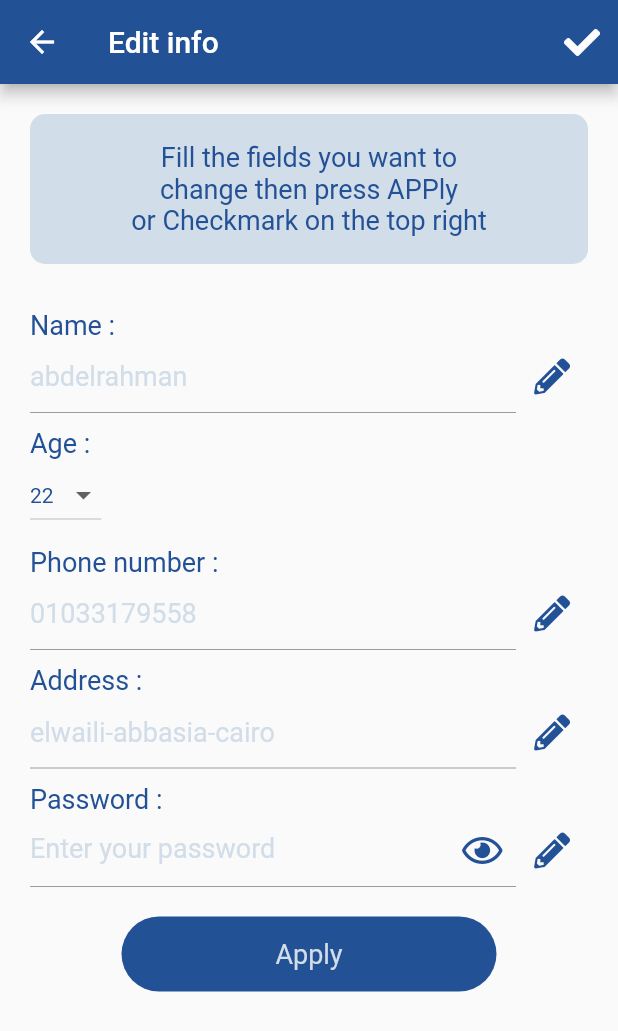
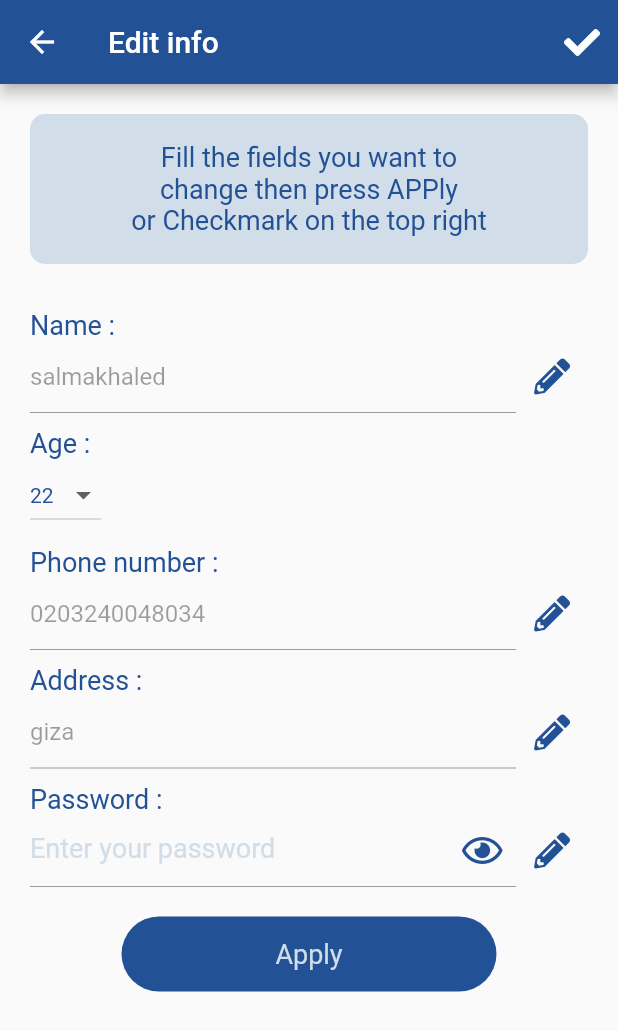
Before and after one commit to AbdelrahmanAshraf98/Software2-sprint2, a Flutter app: the UserUpdate screen opened directly, on a phone screen of 412 x 824 dp. Shown: the top 1031 px of the screen. Run offline on Flutter 3.47's test engine with Material 2 defaults, Android fonts, the phone set to English and light mode, and no system bars; our stand-ins replace cloud_firestore, firebase_auth, flutter_spinkit, font_awesome_flutter, rflutter_alert; missing offline and left inert: dart:ffi, flappy_search_bar; accounts and stored records are empty.

Commit message:
update version

```diff
--- a/lib/main.dart
+++ b/lib/main.dart
@@ -3,6 +3,7 @@ import 'package:pharmacyapp/cart.dart';
 import 'package:pharmacyapp/pharmacy_home.dart';
 import 'package:pharmacyapp/search_screen.dart';
 import 'package:pharmacyapp/signup.dart';
+import 'package:pharmacyapp/userupdate.dart';
 import 'package:pharmacyapp/welcome.dart';
 import 'DrugsList.dart';
 import 'customer.dart';
@@ -10,6 +11,7 @@ import 'addDrugs.dart';
 import 'test.dart';
 import 'userhome.dart';
 import 'pharmacy_home.dart';
+
 
 void main() => runApp(Main());
 
@@ -23,7 +25,7 @@ class Main extends StatelessWidget {
         primaryColor: Colors.blue[300],
         scaffoldBackgroundColor: Colors.red[20],
       ),
-      home: AddDrugs(),
+      home: UserUpdate(),
     );
   }
 }
--- a/lib/userclass.dart
+++ b/lib/userclass.dart
@@ -7,12 +7,14 @@ class Users {
   String userAge;
   String userPhone;
   String userType;
+  String userAddress;
 
   Users({this.userName,
          this.userEmail,
          this.userPassword,
          this.userType,
          this.userAge,
-         this.userPhone});
+         this.userPhone,
+         this.userAddress});
 
 }
--- a/lib/userupdate.dart
+++ b/lib/userupdate.dart
@@ -2,19 +2,66 @@ import 'package:flutter/cupertino.dart';
 import 'package:flutter/material.dart';
 import 'Constants.dart';
 import 'package:font_awesome_flutter/font_awesome_flutter.dart';
-
+import 'userclass.dart';
+import 'package:pharmacyapp/DatabaseConnection.dart';
+import 'package:cloud_firestore/cloud_firestore.dart';
+import 'userhome.dart';
 class UserUpdate extends StatefulWidget {
   @override
   _UserUpdateState createState() => _UserUpdateState();
 }
 
 class _UserUpdateState extends State<UserUpdate> {
-  String name = 'abdelrahman',
-      num = '01033179558',
-      location = 'elwaili-abbasia-cairo',
-      password = '982018';
+  Users user = new Users();
+  DocumentSnapshot _documentSnapshot;
+/**
+  String name = ,
+      num = null,
+      location = null,
+      password = null;
+**/
+
+  String name,num, location , password;
   bool eye = true, first = false, second = false, third = false,forth = false;
   int age = 22;
+
+  TextEditingController _usernameController = TextEditingController(text: 'salmakhaled' );
+  TextEditingController _addressController = TextEditingController(text :'giza');
+  TextEditingController _phoneController = TextEditingController(text: '0203240048034');
+  TextEditingController _passwordController = TextEditingController();
+   DocumentSnapshot _currentDocument;
+
+  List<DocumentSnapshot> document ;
+
+  //UserUpdate({this.documents});
+
+  GlobalKey _key = new GlobalKey() ;
+  _updateUsername() async{
+    Firestore db = new Firestore();
+    //_currentdocument.documentID
+    await db.collection('Users')
+        .document('u2KvQgG5KZUNDjdo8YY6')
+        .updateData({'username' : _usernameController.text});
+  }
+  _updateAddress() async{
+    Firestore db = new Firestore();
+    await db.collection('Users')
+        .document('u2KvQgG5KZUNDjdo8YY6')
+        .updateData({'address' : _addressController.text});
+  }
+  _updatePassword() async{
+    Firestore db = new Firestore();
+    await db.collection('Users')
+        .document('u2KvQgG5KZUNDjdo8YY6')
+        .updateData({'password' : _passwordController.text});
+  }
+  _updatePhone() async{
+    Firestore db = new Firestore();
+    await db.collection('Users')
+        .document('u2KvQgG5KZUNDjdo8YY6')
+        .updateData({'phone' : _phoneController.text});
+  }
+
 
   List<DropdownMenuItem<String>> d = [];
   DropdownButton<String> androidDropDown() {
@@ -32,7 +79,12 @@ class _UserUpdateState extends State<UserUpdate> {
     // TODO: implement initState
     super.initState();
     androidDropDown();
-  }
+    _usernameController.addListener(_updateUsername);
+    _addressController.addListener(_updateAddress);
+    _phoneController.addListener(_updatePhone);
+    _passwordController.addListener(_updatePassword);
+
+}
   @override
   Widget build(BuildContext context) {
     return Scaffold(
@@ -52,6 +104,7 @@ class _UserUpdateState extends State<UserUpdate> {
       body: Padding(
         padding: const EdgeInsets.all(20.0),
         child: ListView(
+          key: _key,
           children: <Widget>[
             Column(
               mainAxisAlignment: MainAxisAlignment.center,
@@ -80,29 +133,37 @@ class _UserUpdateState extends State<UserUpdate> {
                 Row(
                   children: <Widget>[
                   Expanded(
-                    child: TextField(
+                    child: TextFormField(
                       decoration: InputDecoration(
-                          hintText: name,
+                       //   hintText: _currentDocument.data['username'],
                           hintStyle: klabelStyle.copyWith(color: L_color),
                           focusedBorder: UnderlineInputBorder(
                               borderSide: BorderSide(color: P_color))),
 //                obscureText: true,
+                    // initialValue:,
+                      controller: _usernameController,
                       enabled: first,
+
                       onChanged: (value) {
-                        name = value;
+                        user.userName = value;
                       },
+
                     ),
                   ),
                   IconButton(
                     icon: Icon(FontAwesomeIcons.pencilAlt),
                     color: P_color,
                     onPressed: () {
+
                       setState(() {
                         if (first == true)
                           first = false;
                         else
                           first = true;
                       });
+                        _updateUsername();
+
+
                     },
                   ),
                 ],),
@@ -134,16 +195,17 @@ class _UserUpdateState extends State<UserUpdate> {
                 Row(
                   children: <Widget>[
                     Expanded(
-                      child: TextField(
+                      child: TextFormField(
+                        controller: _phoneController,
                         decoration: InputDecoration(
-                            hintText:num,
+                       //     hintText: _currentDocument.data['phone'],
                             hintStyle: klabelStyle.copyWith(color: L_color),
                             focusedBorder: UnderlineInputBorder(
                                 borderSide: BorderSide(color: P_color))),
 //                obscureText: true,
                         enabled: second,
                         onChanged: (value) {
-                          name = value;
+                          user.userPhone = value;
                         },
                       ),
                     ),
@@ -157,6 +219,7 @@ class _UserUpdateState extends State<UserUpdate> {
                           else
                             second = true;
                         });
+                        _updatePhone();
                       },
                     ),
                   ],),
@@ -170,16 +233,17 @@ class _UserUpdateState extends State<UserUpdate> {
                 Row(
                   children: <Widget>[
                     Expanded(
-                      child: TextField(
+                      child: TextFormField(
+                        controller: _addressController,
                         decoration: InputDecoration(
-                            hintText: location,
+                       //     hintText: _currentDocument.data['address'],
                             hintStyle: klabelStyle.copyWith(color: L_color),
                             focusedBorder: UnderlineInputBorder(
                                 borderSide: BorderSide(color: P_color))),
 //                obscureText: true,
                         enabled: third,
                         onChanged: (value) {
-                          location = value;
+                          user.userAddress = value;
                         },
                       ),
                     ),
@@ -194,6 +258,7 @@ class _UserUpdateState extends State<UserUpdate> {
                           else
                             third = true;
                         });
+                        _updateAddress();
                       },
                     ),
                   ],),
@@ -207,7 +272,8 @@ class _UserUpdateState extends State<UserUpdate> {
                 Row(
                   children: <Widget>[
                     Expanded(
-                      child: TextField(
+                      child: TextFormField(
+                        controller: _passwordController,
                         enabled: forth,
                         decoration: InputDecoration(
                             suffixIcon: IconButton(
@@ -230,7 +296,7 @@ class _UserUpdateState extends State<UserUpdate> {
                                 borderSide: BorderSide(color: P_color))),
                         obscureText: eye,
                         onChanged: (value) {
-                          password = value;
+                          user.userPassword = value;
                         },
                       ),
                     ),
@@ -244,6 +310,7 @@ class _UserUpdateState extends State<UserUpdate> {
                           else
                             forth = true;
                         });
+                        _updatePassword();
                       },
                     ),
                   ],),
@@ -252,7 +319,11 @@ class _UserUpdateState extends State<UserUpdate> {
                 ),
                 GestureDetector(
                   onTap: () {
-                    Navigator.pop(context);
+                  //  Navigator.pop(context);
+                    Navigator.push(context,
+                      MaterialPageRoute(builder: (context) => UserHome()),
+
+                    );
                     print('edited');
                   },
                   child: Center(
```
Also changed, not shown: UpdateProfile.dart (deleted, +0 -16 lines), lib/login.dart (+3 -5 lines), lib/signup.dart (+6 -4 lines).
